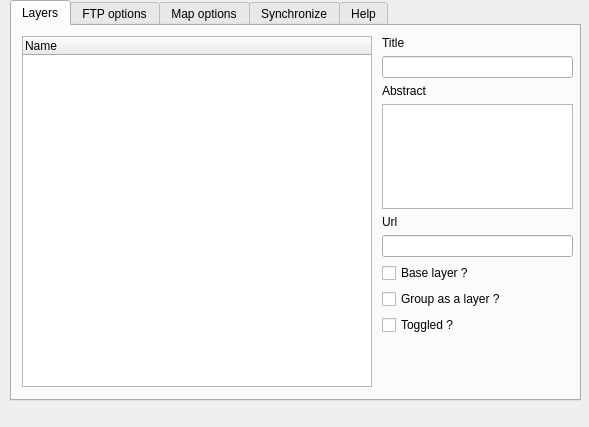
First picture: the form in ui_send2server.ui, repository 3liz/lizmap-plugin, before the edit.
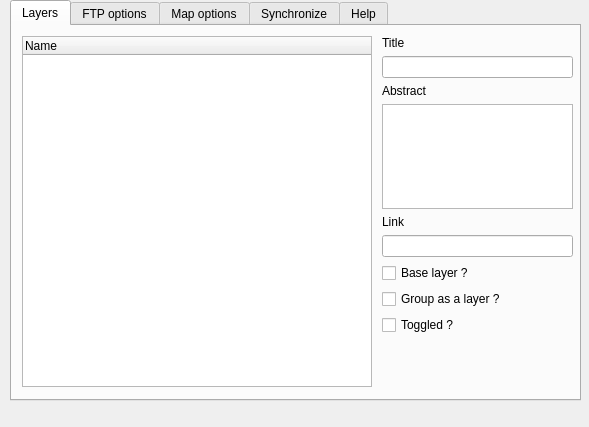
Second picture: the form after the edit.

Commit message: Ajout d'un attribut link à un groupe/layer pour permettre lien externe

Patch:
```diff
--- a/ui_send2server.ui
+++ b/ui_send2server.ui
@@ -89,7 +89,7 @@
       <item>
        <widget class="QLabel" name="label_10">
         <property name="text">
-         <string>Url</string>
+         <string>Link</string>
         </property>
        </widget>
       </item>
```
Left out of the diff: 2 changed lines with no effect on the pictures. The commit also changes 4 other files.
